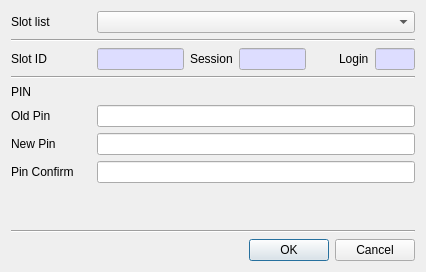
Before: the Qt Designer form CryptokiMan/set_pin_dlg.ui in jykim74/CryptokiMan, drawn with Qt 5.
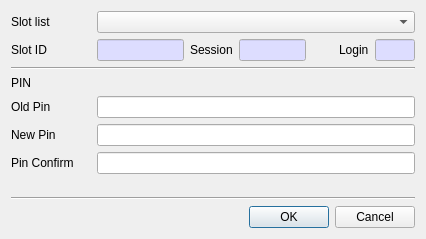
After: the same form once the commit is applied.

```diff
--- a/CryptokiMan/set_pin_dlg.ui
+++ b/CryptokiMan/set_pin_dlg.ui
@@ -7,7 +7,7 @@
     <x>0</x>
     <y>0</y>
     <width>426</width>
-    <height>272</height>
+    <height>239</height>
    </rect>
   </property>
   <property name="windowTitle">
@@ -44,13 +44,6 @@
      </item>
     </layout>
    </item>
-   <item>
-    <widget class="Line" name="line">
-     <property name="orientation">
-      <enum>Qt::Horizontal</enum>
-     </property>
-    </widget>
-   </item>
    <item>
     <layout class="QGridLayout" name="gridLayout_2">
      <property name="topMargin">
```
